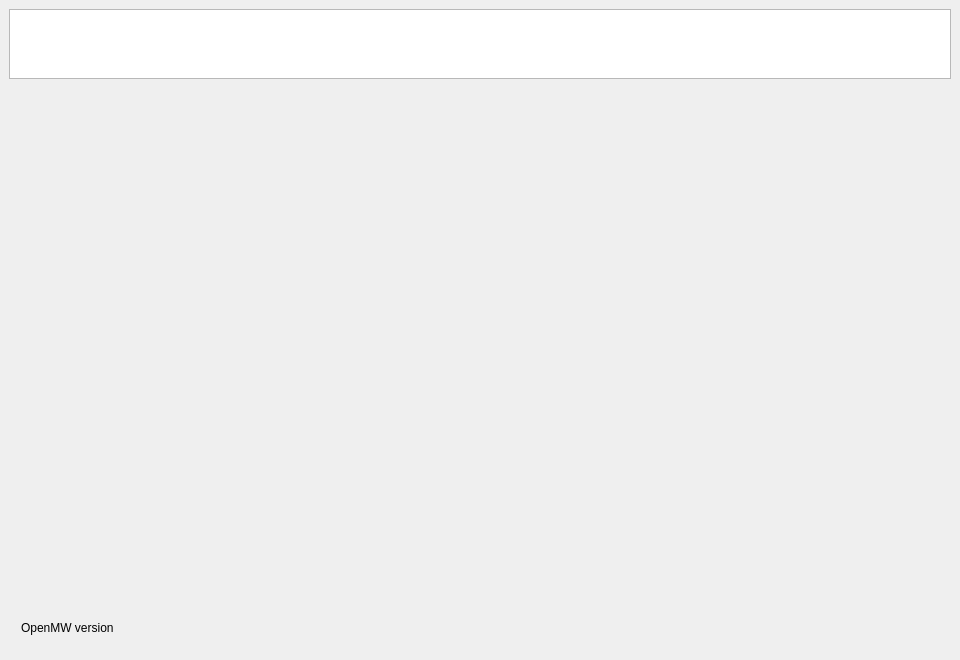
Above: files/ui/mainwindow.ui from pporsilkde/AMP before the change. Below: the same form after it.
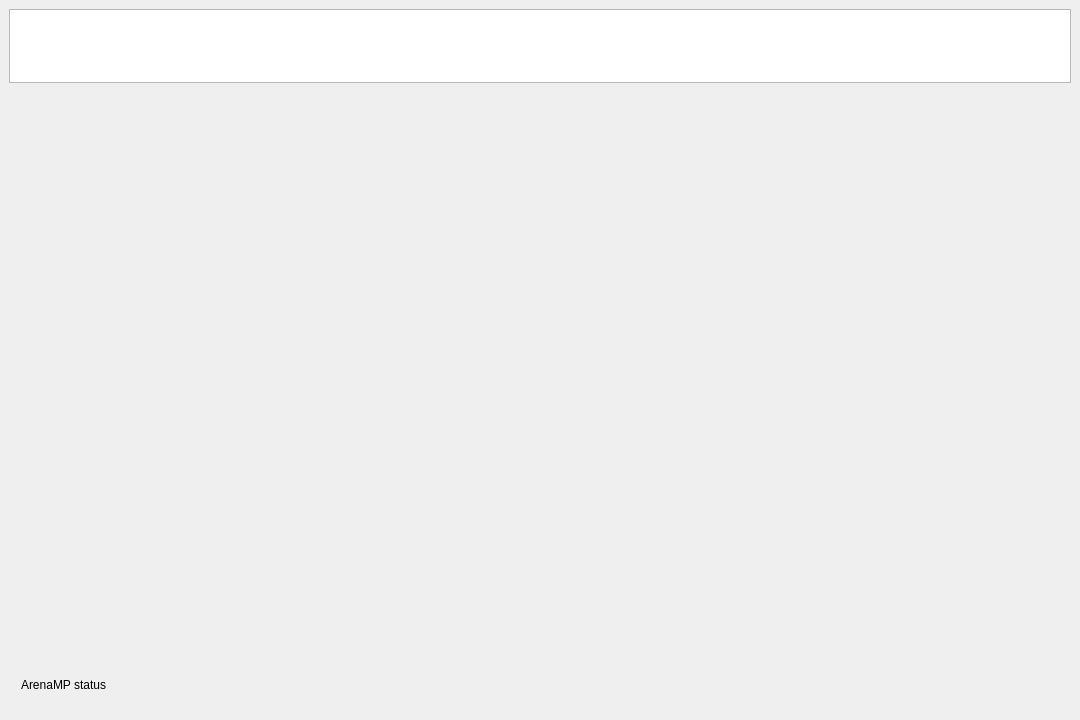
That is the form after the change. Icons and pictures are not drawn.

What changed in the file:
```diff
--- a/files/ui/mainwindow.ui
+++ b/files/ui/mainwindow.ui
@@ -6,20 +6,20 @@
    <rect>
     <x>0</x>
     <y>0</y>
-    <width>960</width>
-    <height>660</height>
+    <width>1080</width>
+    <height>720</height>
    </rect>
   </property>
   <property name="minimumSize">
    <size>
-    <width>960</width>
-    <height>660</height>
+    <width>1080</width>
+    <height>720</height>
    </size>
   </property>
   <property name="maximumSize">
    <size>
-    <width>960</width>
-    <height>660</height>
+    <width>1080</width>
+    <height>720</height>
    </size>
   </property>
   <property name="windowTitle">
@@ -51,13 +51,13 @@
       <property name="minimumSize">
        <size>
         <width>400</width>
-        <height>70</height>
+        <height>74</height>
        </size>
       </property>
       <property name="maximumSize">
        <size>
         <width>16777215</width>
-        <height>70</height>
+        <height>74</height>
        </size>
       </property>
       <property name="focusPolicy">
@@ -79,13 +79,13 @@
       <property name="minimumSize">
        <size>
         <width>0</width>
-        <height>46</height>
+        <height>52</height>
        </size>
       </property>
       <property name="maximumSize">
        <size>
         <width>16777215</width>
-        <height>46</height>
+        <height>52</height>
        </size>
       </property>
       <property name="frameShape">
@@ -116,7 +116,7 @@
        <item>
         <widget class="QLabel" name="versionLabel">
          <property name="text">
-          <string>OpenMW version</string>
+          <string>ArenaMP status</string>
          </property>
         </widget>
        </item>
```
